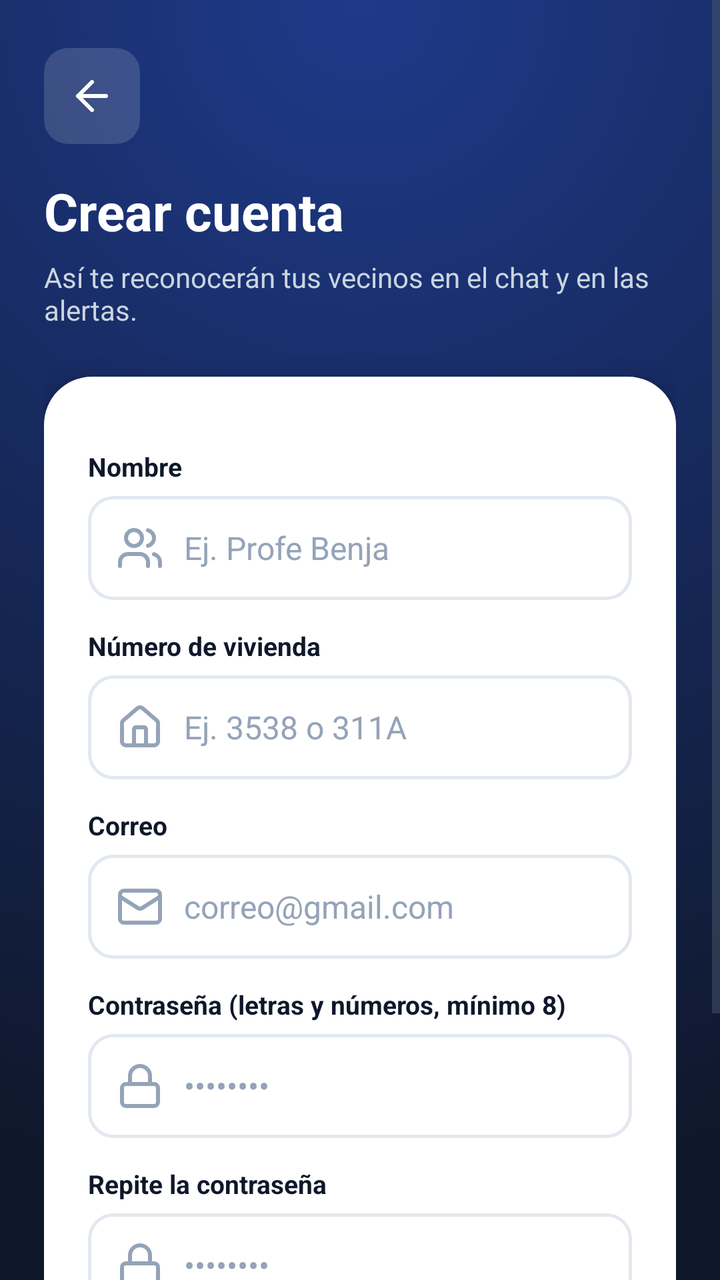
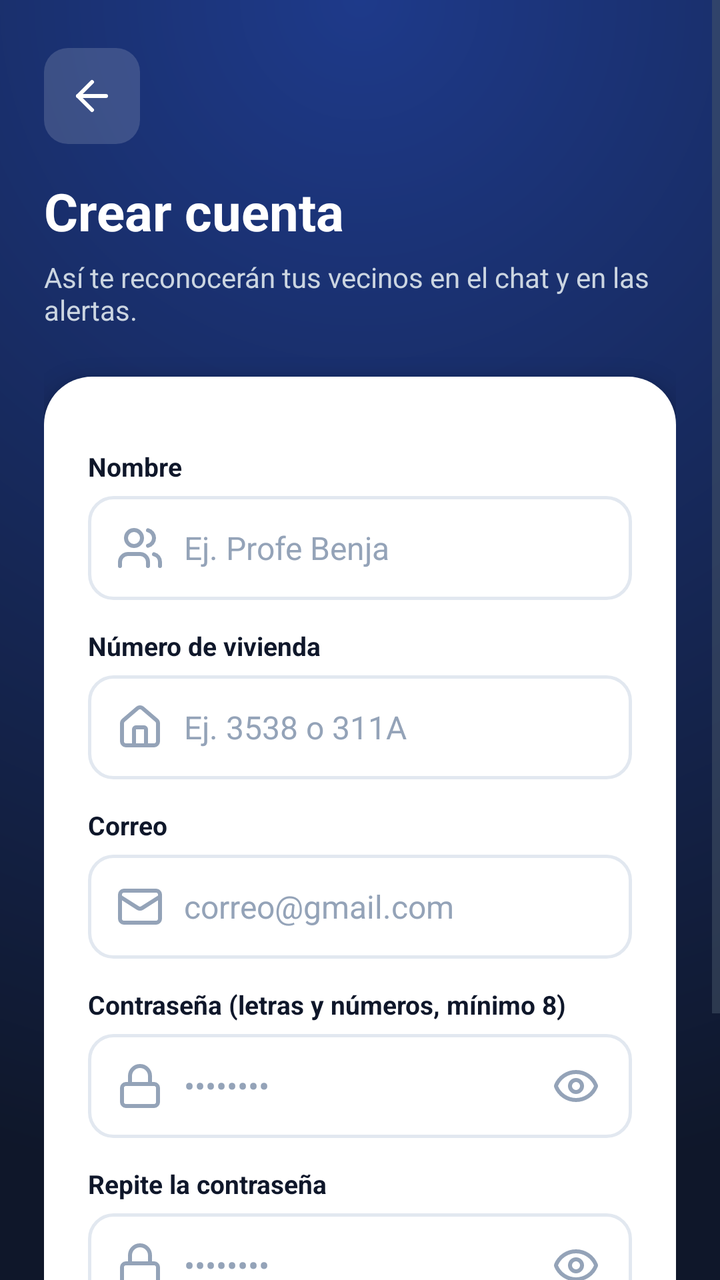

Screens rendered from an Android XML layout before and after an edit, with the pre-edit source and the edit as a unified diff.
<!-- AndroidManifest.xml: activity theme Theme.VecinosOtello.Login -->
<!-- res/layout/activity_registro.xml -->
<?xml version="1.0" encoding="utf-8"?>
<ScrollView xmlns:android="http://schemas.android.com/apk/res/android"
    xmlns:app="http://schemas.android.com/apk/res-auto"
    android:layout_width="match_parent"
    android:layout_height="match_parent"
    android:fillViewport="true"
    android:fitsSystemWindows="true">

    <LinearLayout
        android:layout_width="match_parent"
        android:layout_height="wrap_content"
        android:orientation="vertical"
        android:paddingHorizontal="22dp"
        android:paddingVertical="24dp">

        <ImageButton
            android:id="@+id/volver"
            android:layout_width="48dp"
            android:layout_height="48dp"
            android:background="@drawable/bg_burbuja_card"
            android:contentDescription="Volver al inicio de sesión"
            android:src="@drawable/ic_atras"
            app:tint="@color/blanco" />

        <TextView
            android:layout_width="wrap_content"
            android:layout_height="wrap_content"
            android:layout_marginTop="16dp"
            android:accessibilityHeading="true"
            android:text="Crear cuenta"
            android:textColor="@color/blanco"
            android:textSize="26sp"
            android:textStyle="bold" />

        <TextView
            android:layout_width="wrap_content"
            android:layout_height="wrap_content"
            android:layout_marginTop="6dp"
            android:text="Así te reconocerán tus vecinos en el chat y en las alertas."
            android:textColor="#CBD5E1"
            android:textSize="14sp" />

        <LinearLayout
            android:layout_width="match_parent"
            android:layout_height="wrap_content"
            android:layout_marginTop="24dp"
            android:background="@drawable/bg_tarjeta"
            android:elevation="6dp"
            android:orientation="vertical"
            android:padding="22dp">

            <TextView style="@style/Etiqueta" android:labelFor="@id/nombre" android:text="Nombre" />

            <EditText
                android:id="@+id/nombre"
                style="@style/Campo"
                android:autofillHints="name"
                android:drawableStart="@drawable/ic_vecinos"
                android:hint="Ej. Profe Benja"
                android:inputType="textPersonName|textCapWords"
                android:maxLength="40" />

            <TextView style="@style/Etiqueta" android:labelFor="@id/vivienda" android:text="Número de vivienda" />

            <EditText
                android:id="@+id/vivienda"
                style="@style/Campo"
                android:drawableStart="@drawable/ic_casa"
                android:hint="Ej. 3538 o 311A"
                android:importantForAutofill="no"
                android:inputType="textCapCharacters|textNoSuggestions"
                android:maxLength="7" />

            <TextView style="@style/Etiqueta" android:labelFor="@id/correo" android:text="Correo" />

            <EditText
                android:id="@+id/correo"
                style="@style/Campo"
                android:autofillHints="emailAddress"
                android:drawableStart="@drawable/ic_correo"
                android:hint="correo@gmail.com"
                android:inputType="textEmailAddress" />

            <TextView style="@style/Etiqueta" android:labelFor="@id/clave" android:text="Contraseña (letras y números, mínimo 8)" />

            <EditText
                android:id="@+id/clave"
                style="@style/Campo"
                android:autofillHints="newPassword"
                android:drawableStart="@drawable/ic_cerrado"
                android:hint="••••••••"
                android:inputType="textPassword"
                android:maxLength="64" />

            <TextView style="@style/Etiqueta" android:labelFor="@id/repetir" android:text="Repite la contraseña" />

            <EditText
                android:id="@+id/repetir"
                style="@style/Campo"
                android:autofillHints="newPassword"
                android:drawableStart="@drawable/ic_cerrado"
                android:hint="••••••••"
                android:inputType="textPassword"
                android:maxLength="64" />

            <com.google.android.material.button.MaterialButton
                android:id="@+id/crear"
                android:layout_width="match_parent"
                android:layout_height="56dp"
                android:layout_marginTop="20dp"
                android:text="Crear cuenta"
                android:textSize="16sp"
                android:textStyle="bold"
                app:cornerRadius="14dp" />

            <TextView
                android:id="@+id/error"
                android:layout_width="match_parent"
                android:layout_height="wrap_content"
                android:layout_marginTop="10dp"
                android:accessibilityLiveRegion="polite"
                android:minHeight="18dp"
                android:textColor="@color/peligro"
                android:textSize="13sp" />
        </LinearLayout>
    </LinearLayout>
</ScrollView>
<!-- resources referenced by this layout -->
<resources>
  <color name="blanco">#FFFFFF</color>
  <color name="peligro">#DC2626</color>
  <!-- drawable bg_burbuja_card (drawable) -->
  <?xml version="1.0" encoding="utf-8"?>
  <shape xmlns:android="http://schemas.android.com/apk/res/android">
  <solid android:color="#26FFFFFF" /><corners android:radius="12dp" />
  </shape>
  <!-- drawable bg_tarjeta (drawable) -->
  <?xml version="1.0" encoding="utf-8"?>
  <shape xmlns:android="http://schemas.android.com/apk/res/android">
  <solid android:color="@color/blanco" /><corners android:radius="24dp" />
  </shape>
  <style name="Campo">
          <item name="android:layout_width">match_parent</item>
          <item name="android:layout_height">52dp</item>
          <item name="android:layout_marginTop">6dp</item>
          <item name="android:background">@drawable/bg_campo</item>
          <item name="android:drawablePadding">10dp</item>
          <item name="android:drawableTint">@color/texto_3</item>
          <item name="android:paddingHorizontal">14dp</item>
          <item name="android:textColor">@color/texto</item>
          <item name="android:textColorHint">@color/texto_3</item>
          <item name="android:textSize">16sp</item>
      </style>
  <style name="Etiqueta">
          <item name="android:layout_width">wrap_content</item>
          <item name="android:layout_height">wrap_content</item>
          <item name="android:layout_marginTop">14dp</item>
          <item name="android:textColor">@color/texto</item>
          <item name="android:textSize">13sp</item>
          <item name="android:textStyle">bold</item>
      </style>
  <style name="Theme.VecinosOtello.Login">
          <item name="android:windowBackground">@drawable/bg_login</item>
          <item name="android:statusBarColor">@color/marino_2</item>
          <item name="android:navigationBarColor">@color/marino</item>
          <item name="android:windowLightStatusBar">false</item>
      </style>
  <!-- drawable bg_campo (drawable) -->
  <?xml version="1.0" encoding="utf-8"?>
  <selector xmlns:android="http://schemas.android.com/apk/res/android">
  <item android:state_focused="true"><shape><solid android:color="@color/blanco" /><corners android:radius="12dp" /><stroke android:width="2dp" android:color="@color/primario" /></shape></item>
  <item><shape><solid android:color="@color/blanco" /><corners android:radius="12dp" /><stroke android:width="1.5dp" android:color="@color/borde" /></shape></item>
  </selector>
  <color name="texto_3">#94A3B8</color>
  <color name="texto">#0F172A</color>
  <!-- drawable bg_login (drawable) -->
  <?xml version="1.0" encoding="utf-8"?>
  <shape xmlns:android="http://schemas.android.com/apk/res/android">
  <gradient android:type="radial" android:gradientRadius="600dp" android:centerX="0.5" android:centerY="0" android:startColor="#1E3A8A" android:endColor="#0F172A" />
  </shape>
  <color name="marino_2">#1E3A8A</color>
  <color name="marino">#0F172A</color>
  <color name="primario">#2563EB</color>
  <color name="borde">#E2E8F0</color>
  <!-- unchanged entries left out for length: 5 -->
</resources>

<!-- the commit's change to res/layout/activity_registro.xml (unified diff, before → after) -->
@@ -83,25 +83,65 @@
 
             <TextView style="@style/Etiqueta" android:labelFor="@id/clave" android:text="Contraseña (letras y números, mínimo 8)" />
 
-            <EditText
-                android:id="@+id/clave"
-                style="@style/Campo"
-                android:autofillHints="newPassword"
-                android:drawableStart="@drawable/ic_cerrado"
-                android:hint="••••••••"
-                android:inputType="textPassword"
-                android:maxLength="64" />
+            
+            <FrameLayout
+                android:layout_width="match_parent"
+                android:layout_height="wrap_content"
+                android:layout_marginTop="6dp">
+
+                <EditText
+                    android:id="@+id/clave"
+                    style="@style/Campo"
+                    android:layout_marginTop="0dp"
+                    android:paddingEnd="52dp"
+                    android:autofillHints="newPassword"
+                    android:drawableStart="@drawable/ic_cerrado"
+                    android:hint="••••••••"
+                    android:inputType="textPassword"
+                    android:maxLength="64" />
+
+                <ImageButton
+                    android:id="@+id/ver_clave"
+                    android:layout_width="48dp"
+                    android:layout_height="48dp"
+                    android:layout_gravity="end|center_vertical"
+                    android:layout_marginEnd="4dp"
+                    android:background="?attr/selectableItemBackgroundBorderless"
+                    android:contentDescription="Mostrar contraseña"
+                    android:src="@drawable/ic_ojo"
+                    app:tint="@color/texto_3" />
+            </FrameLayout>
 
             <TextView style="@style/Etiqueta" android:labelFor="@id/repetir" android:text="Repite la contraseña" />
 
-            <EditText
-                android:id="@+id/repetir"
-                style="@style/Campo"
-                android:autofillHints="newPassword"
-                android:drawableStart="@drawable/ic_cerrado"
-                android:hint="••••••••"
-                android:inputType="textPassword"
-                android:maxLength="64" />
+            
+            <FrameLayout
+                android:layout_width="match_parent"
+                android:layout_height="wrap_content"
+                android:layout_marginTop="6dp">
+
+                <EditText
+                    android:id="@+id/repetir"
+                    style="@style/Campo"
+                    android:layout_marginTop="0dp"
+                    android:paddingEnd="52dp"
+                    android:autofillHints="newPassword"
+                    android:drawableStart="@drawable/ic_cerrado"
+                    android:hint="••••••••"
+                    android:inputType="textPassword"
+                    android:maxLength="64" />
+
+                <ImageButton
+                    android:id="@+id/ver_repetir"
+                    android:layout_width="48dp"
+                    android:layout_height="48dp"
+                    android:layout_gravity="end|center_vertical"
+                    android:layout_marginEnd="4dp"
+                    android:background="?attr/selectableItemBackgroundBorderless"
+                    android:contentDescription="Mostrar contraseña"
+                    android:src="@drawable/ic_ojo"
+                    app:tint="@color/texto_3" />
+            </FrameLayout>
 
             <com.google.android.material.button.MaterialButton
                 android:id="@+id/crear"
<!-- resource entries referenced after the edit -->
@@ -12,6 +12,14 @@
   <shape xmlns:android="http://schemas.android.com/apk/res/android">
   <solid android:color="@color/blanco" /><corners android:radius="24dp" />
   </shape>
+  <!-- drawable ic_ojo (drawable) -->
+  <?xml version="1.0" encoding="utf-8"?>
+  <vector xmlns:android="http://schemas.android.com/apk/res/android"
+      android:width="24dp" android:height="24dp"
+      android:viewportWidth="24" android:viewportHeight="24">
+      <path android:pathData="M2.062 12.348a1 1 0 0 1 0-.696 10.75 10.75 0 0 1 19.876 0 1 1 0 0 1 0 .696 10.75 10.75 0 0 1-19.876 0" android:strokeColor="#FF000000" android:strokeWidth="2" android:strokeLineCap="round" android:strokeLineJoin="round" android:fillColor="#00000000"/>
+      <path android:pathData="M9.0,12.0 a3.0,3.0 0 1,0 6.0,0 a3.0,3.0 0 1,0 -6.0,0" android:strokeColor="#FF000000" android:strokeWidth="2" android:strokeLineCap="round" android:strokeLineJoin="round" android:fillColor="#00000000"/>
+  </vector>
   <style name="Campo">
           <item name="android:layout_width">match_parent</item>
           <item name="android:layout_height">52dp</item>
